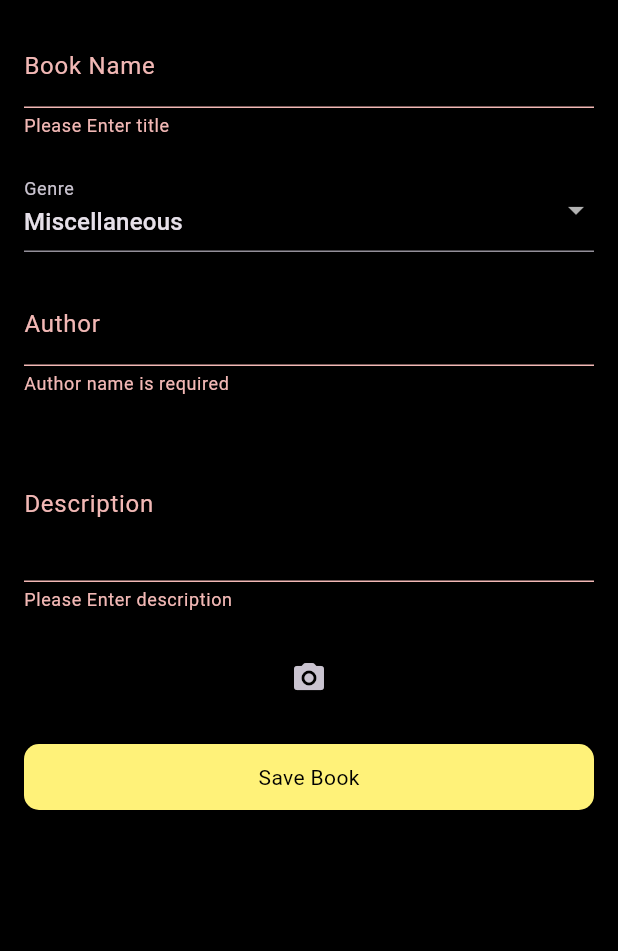
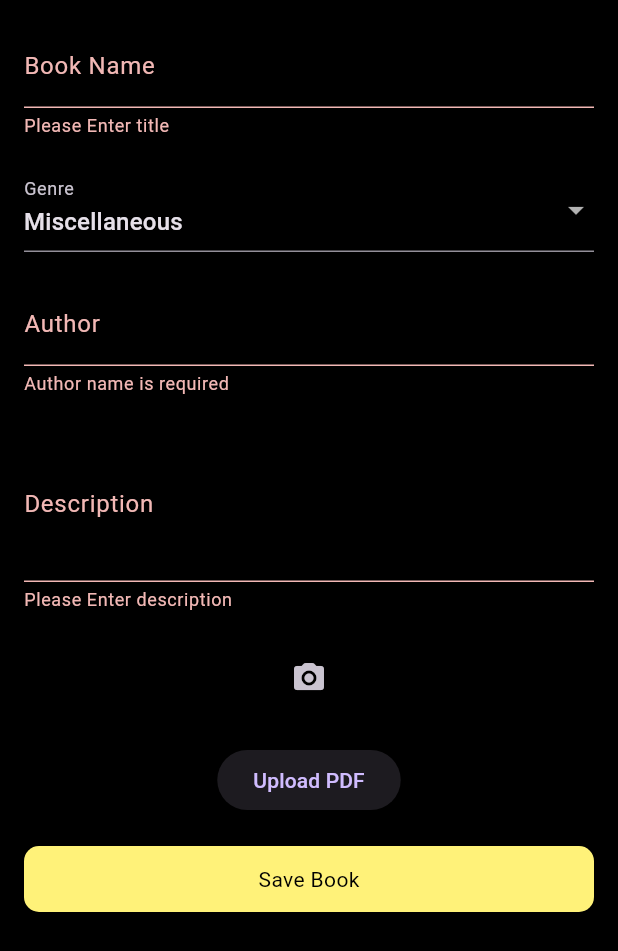
Before and after one commit to LeulWeb/readeth, a Flutter app: the AddBookPage screen opened directly, after a tap on "Save Book", on a phone screen of 412 x 824 dp. Shown: the top 951 px of the screen. Run offline on Flutter 3.47's test engine with Material 3 defaults, Android fonts, the phone set to English and light mode, and no system bars; our stand-ins replace equatable, file_picker, flutter_bloc, flutter_svg, hidden_drawer_menu, image_picker and 3 more; missing offline and left inert: flutter_pdfview; accounts and stored records are empty.

Commit message:
showing pdf

```diff
--- a/lib/config/constants.dart
+++ b/lib/config/constants.dart
@@ -4,5 +4,6 @@ String columnGenre = "genre";
 String columnCoverImage = "cover_image";
 String columnTitle = "title";
 String columnAuthor = "author";
+String columnPdfFile = "pdf_file";
 String columnDescription = "description";
 String columnPublishDate = "publish_date";
--- a/lib/models/book_model.dart
+++ b/lib/models/book_model.dart
@@ -6,6 +6,7 @@ class BookModel {
   String? coverImage;
   final String description;
   final String publishDate;
+  String? pdfFile;
 
   BookModel({
     this.id,
@@ -15,6 +16,7 @@ class BookModel {
     required this.author,
     required this.description,
     required this.publishDate,
+    this.pdfFile,
   });
 
   // Factory method to handle potential null values
@@ -25,8 +27,10 @@ class BookModel {
           '', // Provide fallback empty string if null
       author: map['author'] as String? ?? '', // Fallback empty string
       coverImage: map['cover_image'] ?? '', // Fallback empty string
+      pdfFile: map['pdf_file'] ?? '', // Fallback empty string
       genre:
           map['genre'] as String? ?? 'Miscellaneous', // Fallback empty string
+
       description: map['description'] as String? ?? '', // Fallback empty string
       publishDate: map['publishDate'] as String? ?? '', // Fallback empty string
     );
@@ -35,6 +39,6 @@ class BookModel {
   //to string
   @override
   String toString() {
-    return 'BookModel{id: $id, title: $title, genre: $genre, author: $author, coverImage: $coverImage, description: $description, publishDate: $publishDate}';
+    return 'BookModel{id: $id, title: $title, genre: $genre, author: $author, coverImage: $coverImage, description: $description, publishDate: $publishDate, pdfFile: $pdfFile}';
   }
 }
--- a/lib/pages/add_book_page.dart
+++ b/lib/pages/add_book_page.dart
@@ -13,6 +13,7 @@ import 'package:flutter_bloc/flutter_bloc.dart';
 import 'package:readeth/utils/show_toast.dart';
 import 'package:readeth/widgets/app_drawer.dart';
 import 'package:path/path.dart';
+import 'package:file_picker/file_picker.dart';
 
 class AddBookPage extends StatefulWidget {
   const AddBookPage({super.key});
@@ -30,6 +31,7 @@ class _AddBookPageState extends State<AddBookPage> {
   String publishDate = '';
   String selectedGenre = 'Miscellaneous';
   String coverImagePath = '';
+  String pdfFilePath = ''; // Variable for storing PDF file path
 
   File? _imageFile;
   final ImagePicker imagePicker = ImagePicker();
@@ -51,6 +53,20 @@ class _AddBookPageState extends State<AddBookPage> {
     }
   }
 
+  Future<void> _pickPdf() async {
+    FilePickerResult? result = await FilePicker.platform.pickFiles(
+      type: FileType.custom,
+      allowedExtensions: ['pdf'],
+    );
+
+    if (result != null && result.files.isNotEmpty) {
+      setState(() {
+        pdfFilePath = result.files.single.path!; // Store the PDF file path
+      });
+      Logger().d('PDF selected at: $pdfFilePath'); // Log the path for debugging
+    }
+  }
+
   @override
   void initState() {
     super.initState();
@@ -62,7 +78,6 @@ class _AddBookPageState extends State<AddBookPage> {
       body: Padding(
         padding: const EdgeInsets.all(16.0),
         child: ListView(
-          // Removed Expanded here, ListView already takes up available space
           children: [
             Form(
               key: _formKey,
@@ -80,13 +95,11 @@ class _AddBookPageState extends State<AddBookPage> {
                     },
                     onChanged: (value) {
                       setState(() {
-                        title = value.trim(); // Fixed assignment
+                        title = value.trim();
                       });
                     },
                   ),
-                  const SizedBox(
-                    height: 20,
-                  ),
+                  const SizedBox(height: 20),
                   DropdownButtonFormField(
                     decoration: const InputDecoration(
                       labelText: "Genre",
@@ -104,9 +117,7 @@ class _AddBookPageState extends State<AddBookPage> {
                       });
                     },
                   ),
-                  const SizedBox(
-                    height: 20,
-                  ),
+                  const SizedBox(height: 20),
                   TextFormField(
                     decoration: const InputDecoration(
                       labelText: "Author",
@@ -119,13 +130,11 @@ class _AddBookPageState extends State<AddBookPage> {
                     },
                     onChanged: (value) {
                       setState(() {
-                        author = value.trim(); // Fixed assignment
+                        author = value.trim();
                       });
                     },
                   ),
-                  const SizedBox(
-                    height: 20,
-                  ),
+                  const SizedBox(height: 20),
                   TextFormField(
                     decoration: const InputDecoration(
                       labelText: "Description",
@@ -139,13 +148,11 @@ class _AddBookPageState extends State<AddBookPage> {
                     maxLines: 3,
                     onChanged: (value) {
                       setState(() {
-                        description = value.trim(); // Fixed assignment
+                        description = value.trim();
                       });
                     },
                   ),
-                  const SizedBox(
-                    height: 20,
-                  ),
+                  const SizedBox(height: 20),
                   if (_imageFile != null)
                     Container(
                       width: 200,
@@ -168,9 +175,17 @@ class _AddBookPageState extends State<AddBookPage> {
                       ),
                     ),
                   ),
-                  const SizedBox(
-                    height: 20,
+                  const SizedBox(height: 20),
+                  ElevatedButton(
+                    onPressed: _pickPdf,
+                    child: const Text('Upload PDF'),
                   ),
+                  if (pdfFilePath.isNotEmpty)
+                    Padding(
+                      padding: const EdgeInsets.only(top: 8.0),
+                      child: Text('Selected PDF: ${basename(pdfFilePath)}'),
+                    ),
+                  const SizedBox(height: 20),
                   BlocBuilder<BookBloc, BookState>(
                     builder: (context, state) {
                       return GestureDetector(
@@ -185,15 +200,15 @@ class _AddBookPageState extends State<AddBookPage> {
                                     publishDate: publishDate,
                                     genre: selectedGenre,
                                     coverImage: coverImagePath,
+                                    pdfFile: pdfFilePath, // Add this line
                                   );
 
-                                  Logger().d(book.toString());
+                                  Logger().e(book.toString());
                                   context
                                       .read<BookBloc>()
                                       .add(AddBookEvent(book));
                                   Navigator.of(context).push(MaterialPageRoute(
                                       builder: (context) => AppDrawer()));
-                                  // show snack bar message
                                   showScaffoldSnackBar(context,
                                       "${book.title} is added", Colors.green);
                                 }
@@ -220,10 +235,10 @@ class _AddBookPageState extends State<AddBookPage> {
                         ),
                       );
                     },
-                  )
+                  ),
                 ],
               ),
-            )
+            ),
           ],
         ),
       ),
--- a/lib/pages/edit_book_page.dart
+++ b/lib/pages/edit_book_page.dart
@@ -2,7 +2,6 @@ import 'dart:io';
 
 import 'package:flutter/material.dart';
 import 'package:image_picker/image_picker.dart';
-import 'package:logger/logger.dart';
 import 'package:path_provider/path_provider.dart';
 import 'package:readeth/bloc/book_bloc.dart';
 import 'package:readeth/bloc/book_event.dart';
--- a/lib/services/database_service.dart
+++ b/lib/services/database_service.dart
@@ -34,6 +34,7 @@ class DatabaseService {
          CREATE TABLE $tableName (
           $columnId INTEGER PRIMARY KEY AUTOINCREMENT,
           $columnTitle TEXT NOT NULL,
+          $columnPdfFile TEXT,
           $columnCoverImage TEXT,
           $columnGenre TEXT NOT NULL,
           $columnAuthor TEXT NOT NULL,
@@ -55,6 +56,7 @@ class DatabaseService {
       columnCoverImage: book.coverImage,
       columnDescription: book.description,
       columnPublishDate: book.publishDate,
+      columnPdfFile: book.pdfFile,
     });
 
     Logger().d(book.toString());
@@ -83,6 +85,7 @@ class DatabaseService {
           columnCoverImage: book.coverImage,
           columnDescription: book.description,
           columnPublishDate: book.publishDate,
+          columnPdfFile: book.pdfFile,
         },
         where: "$columnId = ?",
         whereArgs: [book.id]);
--- a/pubspec.yaml
+++ b/pubspec.yaml
@@ -47,6 +47,8 @@ dependencies:
   flutter_svg: ^2.0.10+1
   image_picker: ^1.1.2
   path_provider: ^2.1.4
+  file_picker: ^8.1.3
+  flutter_pdfview: ^1.3.3
 
 dev_dependencies:
   flutter_test:
```
Also changed, not shown: lib/pages/book_detail_page.dart (+18 -0 lines), lib/pages/pdf_viewer_page.dart (added, +28 -0 lines), pubspec.lock.
